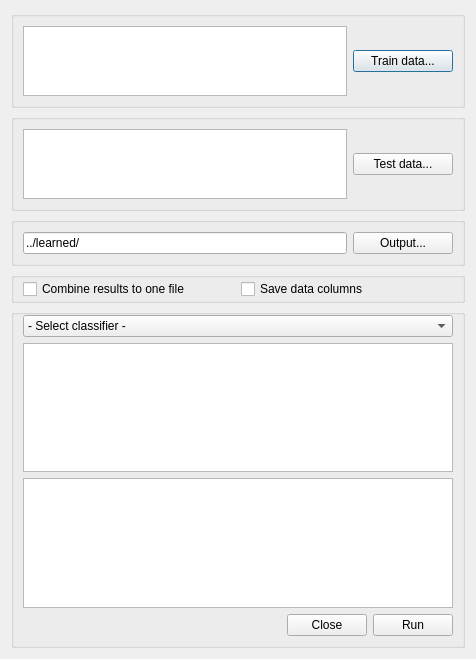
Qt form gui/core/classifier_form.ui (valentas-kurauskas/margo) before a commit.
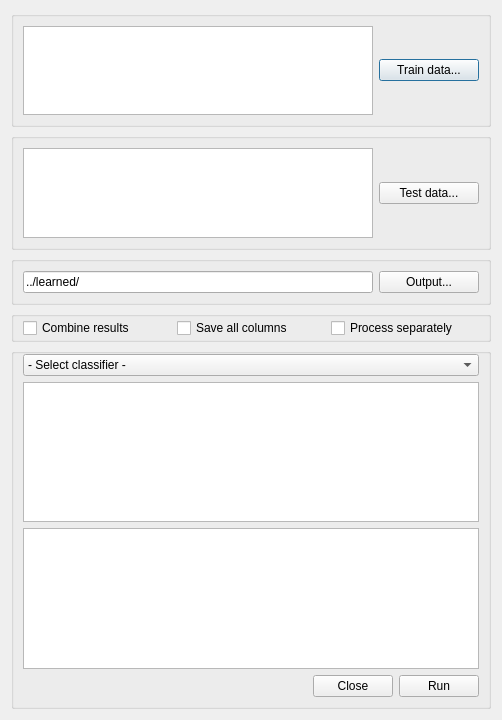
The same form after that commit.

Commit message: option to test seperately

Patch:
```diff
--- a/gui/core/classifier_form.ui
+++ b/gui/core/classifier_form.ui
@@ -6,8 +6,8 @@
    <rect>
     <x>0</x>
     <y>0</y>
-    <width>476</width>
-    <height>659</height>
+    <width>502</width>
+    <height>720</height>
    </rect>
   </property>
   <property name="windowTitle">
@@ -22,7 +22,7 @@
         <item>
          <widget class="QListWidget" name="listWidget"/>
         </item>
-        <item>
+        <item alignment="Qt::AlignRight">
          <widget class="QPushButton" name="pushButton">
           <property name="minimumSize">
            <size>
@@ -70,7 +70,7 @@
           </property>
          </widget>
         </item>
-        <item>
+        <item alignment="Qt::AlignRight">
          <widget class="QPushButton" name="pushButton_3">
           <property name="minimumSize">
            <size>
@@ -113,14 +113,21 @@
         <item>
          <widget class="QCheckBox" name="checkBox_2">
           <property name="text">
-           <string>Combine results to one file</string>
+           <string>Combine results</string>
           </property>
          </widget>
         </item>
         <item>
          <widget class="QCheckBox" name="checkBox">
           <property name="text">
-           <string>Save data columns</string>
+           <string>Save all columns</string>
+          </property>
+         </widget>
+        </item>
+        <item>
+         <widget class="QCheckBox" name="checkBox_3">
+          <property name="text">
+           <string>Process separately</string>
           </property>
          </widget>
         </item>
```
The commit also changes 2 other files.
